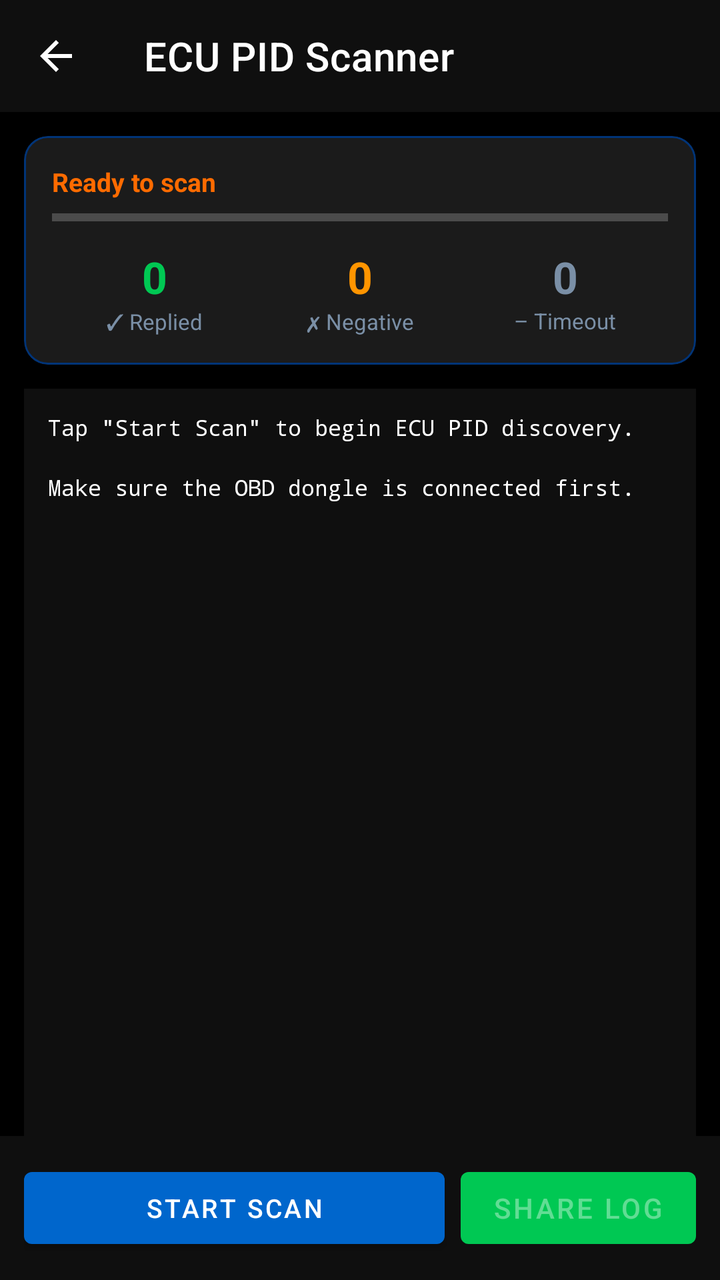
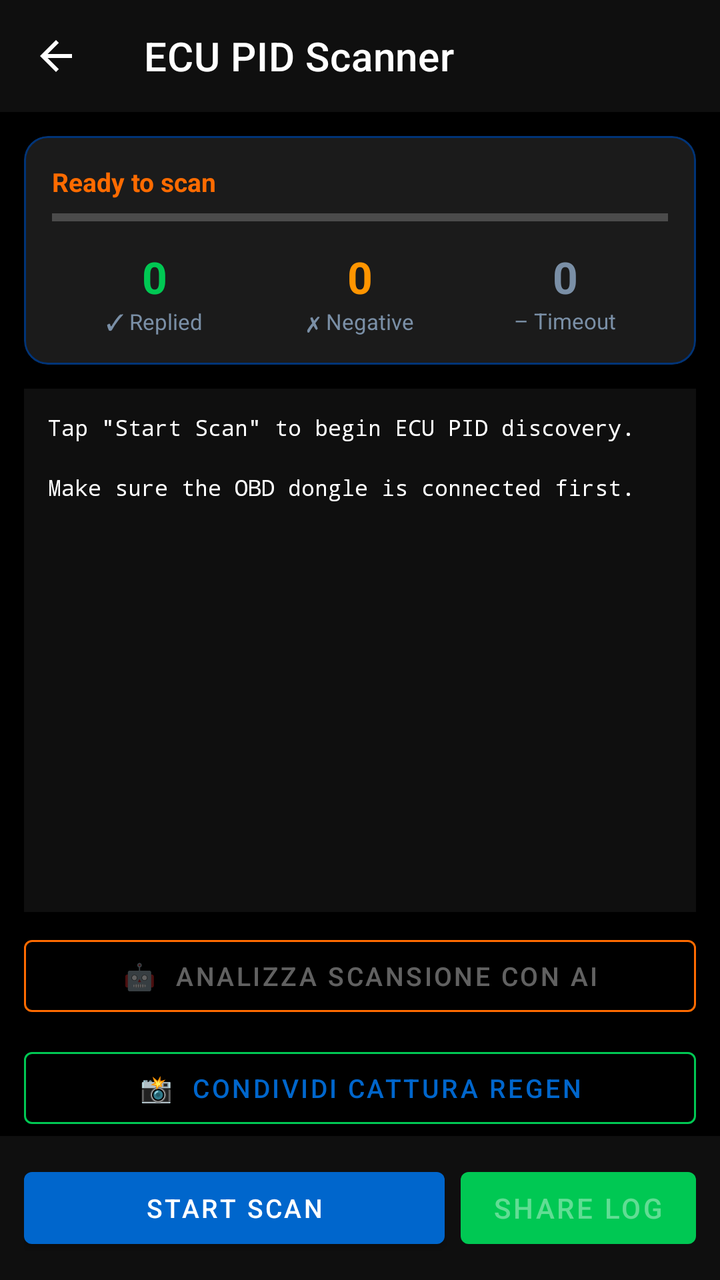

The first picture is an Android layout as it rendered before a commit; the second is the same layout after the commit. The layout source and the unified diff follow.
<!-- AndroidManifest.xml: application theme Theme.FordFocusDPFScan -->
<!-- res/layout/activity_ecu_scan.xml -->
<?xml version="1.0" encoding="utf-8"?>
<LinearLayout xmlns:android="http://schemas.android.com/apk/res/android"
    xmlns:app="http://schemas.android.com/apk/res-auto"
    android:layout_width="match_parent"
    android:layout_height="match_parent"
    android:orientation="vertical"
    android:background="@color/background">

    
    <com.google.android.material.appbar.MaterialToolbar
        android:id="@+id/toolbar"
        android:layout_width="match_parent"
        android:layout_height="?attr/actionBarSize"
        android:background="@color/card_background"
        app:title="ECU PID Scanner"
        app:titleTextColor="@color/text_primary"
        app:navigationIcon="@drawable/ic_arrow_back"
        app:navigationIconTint="@color/text_primary" />

    
    <com.google.android.material.card.MaterialCardView
        android:layout_width="match_parent"
        android:layout_height="wrap_content"
        android:layout_margin="12dp"
        app:cardBackgroundColor="@color/card_background"
        app:strokeColor="@color/card_stroke"
        app:strokeWidth="1dp"
        app:cardCornerRadius="12dp">

        <LinearLayout
            android:layout_width="match_parent"
            android:layout_height="wrap_content"
            android:orientation="vertical"
            android:padding="14dp">

            
            <TextView
                android:id="@+id/tvCurrentPhase"
                android:layout_width="match_parent"
                android:layout_height="wrap_content"
                android:text="Ready to scan"
                android:textColor="@color/dpf_orange"
                android:textSize="13sp"
                android:textStyle="bold"
                android:layout_marginBottom="6dp" />

            
            <ProgressBar
                android:id="@+id/progressPhase"
                style="@style/Widget.AppCompat.ProgressBar.Horizontal"
                android:layout_width="match_parent"
                android:layout_height="6dp"
                android:max="100"
                android:progress="0"
                android:progressTint="@color/dpf_orange"
                android:layout_marginBottom="12dp" />

            
            <LinearLayout
                android:layout_width="match_parent"
                android:layout_height="wrap_content"
                android:orientation="horizontal">

                
                <LinearLayout
                    android:layout_width="0dp"
                    android:layout_height="wrap_content"
                    android:layout_weight="1"
                    android:orientation="vertical"
                    android:gravity="center">

                    <TextView
                        android:id="@+id/tvCountResponded"
                        android:layout_width="wrap_content"
                        android:layout_height="wrap_content"
                        android:text="0"
                        android:textColor="@color/status_ok"
                        android:textSize="22sp"
                        android:textStyle="bold" />

                    <TextView
                        android:layout_width="wrap_content"
                        android:layout_height="wrap_content"
                        android:text="✓ Replied"
                        android:textColor="@color/text_secondary"
                        android:textSize="11sp" />
                </LinearLayout>

                
                <LinearLayout
                    android:layout_width="0dp"
                    android:layout_height="wrap_content"
                    android:layout_weight="1"
                    android:orientation="vertical"
                    android:gravity="center">

                    <TextView
                        android:id="@+id/tvCountNegative"
                        android:layout_width="wrap_content"
                        android:layout_height="wrap_content"
                        android:text="0"
                        android:textColor="@color/status_warning"
                        android:textSize="22sp"
                        android:textStyle="bold" />

                    <TextView
                        android:layout_width="wrap_content"
                        android:layout_height="wrap_content"
                        android:text="✗ Negative"
                        android:textColor="@color/text_secondary"
                        android:textSize="11sp" />
                </LinearLayout>

                
                <LinearLayout
                    android:layout_width="0dp"
                    android:layout_height="wrap_content"
                    android:layout_weight="1"
                    android:orientation="vertical"
                    android:gravity="center">

                    <TextView
                        android:id="@+id/tvCountTimeout"
                        android:layout_width="wrap_content"
                        android:layout_height="wrap_content"
                        android:text="0"
                        android:textColor="@color/text_secondary"
                        android:textSize="22sp"
                        android:textStyle="bold" />

                    <TextView
                        android:layout_width="wrap_content"
                        android:layout_height="wrap_content"
                        android:text="– Timeout"
                        android:textColor="@color/text_secondary"
                        android:textSize="11sp" />
                </LinearLayout>

            </LinearLayout>
        </LinearLayout>
    </com.google.android.material.card.MaterialCardView>

    
    <ScrollView
        android:id="@+id/scrollLog"
        android:layout_width="match_parent"
        android:layout_height="0dp"
        android:layout_weight="1"
        android:layout_marginHorizontal="12dp"
        android:background="@color/card_background"
        android:padding="0dp">

        <TextView
            android:id="@+id/tvLog"
            android:layout_width="match_parent"
            android:layout_height="wrap_content"
            android:padding="12dp"
            android:fontFamily="monospace"
            android:textSize="11sp"
            android:textColor="@color/text_primary"
            android:lineSpacingExtra="2dp"
            android:text="Tap &#34;Start Scan&#34; to begin ECU PID discovery.\n\nMake sure the OBD dongle is connected first." />

    </ScrollView>

    
    <LinearLayout
        android:layout_width="match_parent"
        android:layout_height="wrap_content"
        android:orientation="horizontal"
        android:padding="12dp"
        android:background="@color/card_background"
        android:gravity="center">

        <com.google.android.material.button.MaterialButton
            android:id="@+id/btnStartScan"
            android:layout_width="0dp"
            android:layout_height="wrap_content"
            android:layout_weight="1"
            android:layout_marginEnd="8dp"
            android:text="Start Scan"
            android:textSize="13sp"
            app:backgroundTint="@color/dpf_blue_light" />

        <com.google.android.material.button.MaterialButton
            android:id="@+id/btnStopScan"
            android:layout_width="wrap_content"
            android:layout_height="wrap_content"
            android:layout_marginEnd="8dp"
            android:text="Stop"
            android:visibility="gone"
            app:backgroundTint="@color/status_danger" />

        <com.google.android.material.button.MaterialButton
            android:id="@+id/btnShareLog"
            android:layout_width="wrap_content"
            android:layout_height="wrap_content"
            android:text="Share Log"
            android:enabled="false"
            app:backgroundTint="@color/status_ok" />

    </LinearLayout>

</LinearLayout>
<!-- resources referenced by this layout -->
<resources>
  <color name="background">#000000</color>
  <color name="card_background">#0F0F0F</color>
  <color name="card_stroke">#003478</color>
  <color name="dpf_blue_light">#0066CC</color>
  <color name="dpf_orange">#FF6B00</color>
  <color name="status_danger">#FF3B30</color>
  <color name="status_ok">#00C853</color>
  <color name="status_warning">#FF9500</color>
  <color name="text_primary">#FFFFFF</color>
  <color name="text_secondary">#7A8FA6</color>
  <!-- drawable ic_arrow_back (drawable) -->
  <?xml version="1.0" encoding="utf-8"?>
  <vector xmlns:android="http://schemas.android.com/apk/res/android"
      android:width="24dp"
      android:height="24dp"
      android:viewportWidth="24"
      android:viewportHeight="24">
      <path
          android:fillColor="@color/text_primary"
          android:pathData="M20,11H7.83l5.59,-5.59L12,4l-8,8 8,8 1.41,-1.41L7.83,13H20v-2z" />
  </vector>
  <style name="Theme.FordFocusDPFScan" parent="Theme.MaterialComponents.NoActionBar">
          
          <item name="colorPrimary">@color/dpf_blue_light</item>
          <item name="colorPrimaryVariant">@color/dpf_blue_mid</item>
          <item name="colorOnPrimary">@color/text_primary</item>
          <item name="colorSecondary">@color/dpf_orange</item>
          <item name="colorOnSecondary">@color/text_primary</item>
  
          
          <item name="colorSurface">@color/card_background</item>
          <item name="colorOnSurface">@color/text_primary</item>
          <item name="android:colorBackground">@color/background</item>
          <item name="colorOnBackground">@color/text_primary</item>
  
          
          <item name="android:statusBarColor">@color/background</item>
          <item name="android:navigationBarColor">@color/background</item>
          <item name="android:windowLightStatusBar">false</item>
  
          
          <item name="android:windowOptOutEdgeToEdgeEnforcement">true</item>
      </style>
  <color name="dpf_blue_mid">#004A9F</color>
</resources>

<!-- the commit's change to res/layout/activity_ecu_scan.xml (unified diff, before → after) -->
@@ -164,6 +164,31 @@
     </ScrollView>
 
     
+    <com.google.android.material.button.MaterialButton
+        android:id="@+id/btnAnalyzeAi"
+        android:layout_width="match_parent"
+        android:layout_height="wrap_content"
+        android:layout_marginHorizontal="12dp"
+        android:layout_marginTop="8dp"
+        android:text="🤖  Analizza scansione con AI"
+        android:textSize="13sp"
+        android:enabled="false"
+        style="@style/Widget.MaterialComponents.Button.OutlinedButton"
+        app:strokeColor="@color/dpf_orange" />
+
+    
+    <com.google.android.material.button.MaterialButton
+        android:id="@+id/btnShareCapture"
+        android:layout_width="match_parent"
+        android:layout_height="wrap_content"
+        android:layout_marginHorizontal="12dp"
+        android:layout_marginTop="8dp"
+        android:text="📸  Condividi cattura regen"
+        android:textSize="13sp"
+        style="@style/Widget.MaterialComponents.Button.OutlinedButton"
+        app:strokeColor="@color/status_ok" />
+
+    
     <LinearLayout
         android:layout_width="match_parent"
         android:layout_height="wrap_content"
